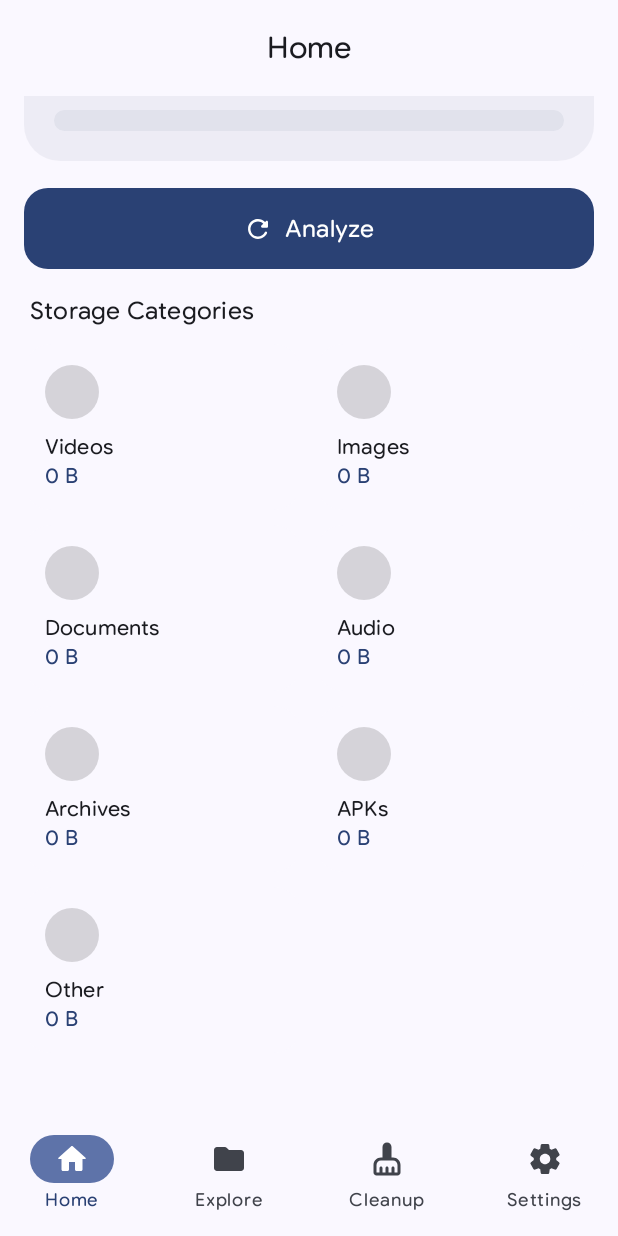
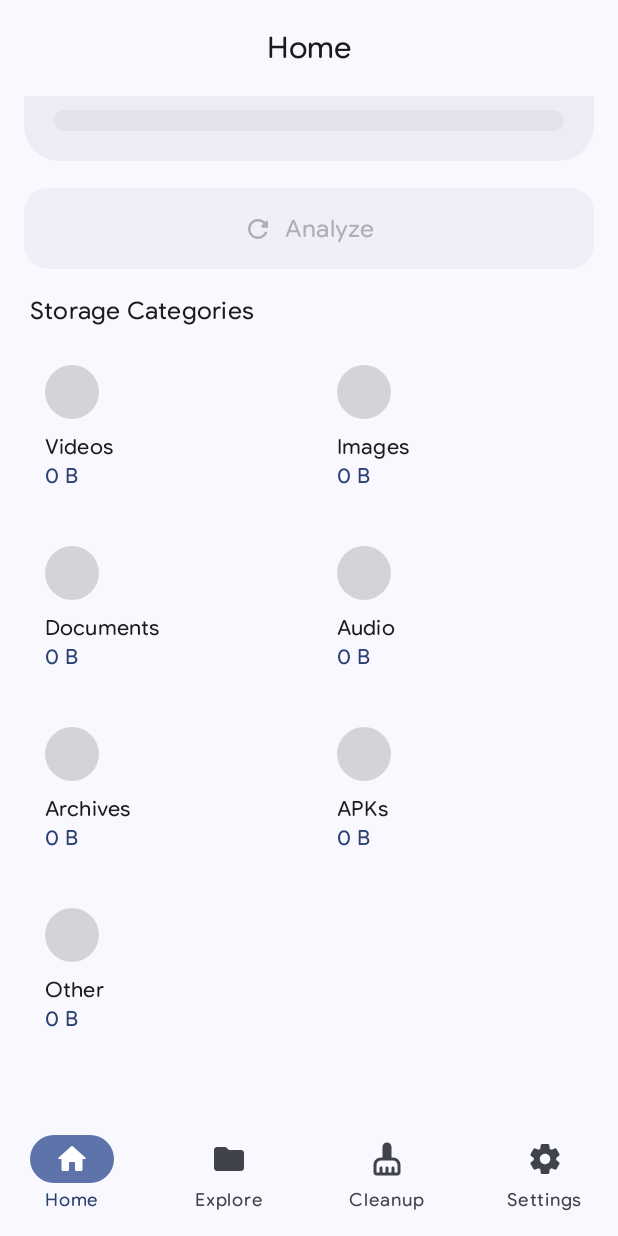
Before and after one commit to tanvirr007/quarry-app, an Android app built with Jetpack Compose: the composable QuarryMainApp shown on its own in the app's theme, scrolled down 403 dp, on a phone screen of 412 x 824 dp. Run offline under Robolectric (Android 15) with nearby library versions, the light colour scheme and no system bars; 15 statements that could not run were skipped.

Commit message:
feat: enforce storage permission flow
- Disable Analyze button when storage access permission is not granted.
- Check permission state before starting scan in HomeViewModel.
- Remove Skip button from onboarding wizard to require setup.

----------------------------------------
TEST:
- Verified Analyze button is disabled when permission is not granted.
- Verified startScan prevents execution without storage permission.
- Verified setup wizard requires completing steps without skip.
----------------------------------------
Change-Id: I3c9a1e7b5d8f2a4c0e6b8d1f7a9c3e5b2d4f6a8b

Signed-off-by: tanvirr007 <43490582+tanvirr007@users.noreply.github.com>

```diff
--- a/app/src/main/java/app/quarry/tanvir/info/ui/home/HomeScreen.kt
+++ b/app/src/main/java/app/quarry/tanvir/info/ui/home/HomeScreen.kt
@@ -124,13 +124,16 @@ fun HomeScreen(
         if (uiState.scanState !is ScanState.Scanning) {
             Button(
                 onClick = { viewModel.startScan() },
+                enabled = uiState.hasStoragePermission,
                 modifier = Modifier
                     .fillMaxWidth()
                     .height(54.dp),
                 shape = RoundedCornerShape(16.dp),
                 colors = ButtonDefaults.buttonColors(
                     containerColor = MaterialTheme.colorScheme.primary,
-                    contentColor = MaterialTheme.colorScheme.onPrimary
+                    contentColor = MaterialTheme.colorScheme.onPrimary,
+                    disabledContainerColor = MaterialTheme.colorScheme.surfaceVariant.copy(alpha = 0.4f),
+                    disabledContentColor = MaterialTheme.colorScheme.onSurfaceVariant.copy(alpha = 0.38f)
                 )
             ) {
                 Icon(
--- a/app/src/main/java/app/quarry/tanvir/info/ui/home/HomeViewModel.kt
+++ b/app/src/main/java/app/quarry/tanvir/info/ui/home/HomeViewModel.kt
@@ -129,6 +129,10 @@ class HomeViewModel(application: Application) : AndroidViewModel(application) {
     }
 
     fun startScan() {
+        if (!checkHasStoragePermission()) {
+            _userMessage.value = "Storage permission is required to analyze files"
+            return
+        }
         repository.startScan()
     }
 
```
Also changed, not shown: app/src/main/java/app/quarry/tanvir/info/ui/onboarding/OnboardingFlow.kt (+7 -24 lines).
